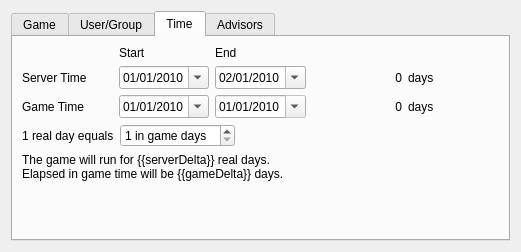
First picture: the form in ui/EditScenarioForm.ui, repository dmzdev/stance, before the edit.
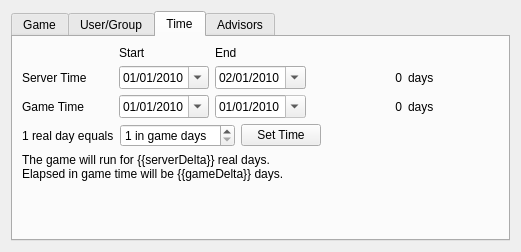
Second picture: the form after the edit. The open tabs and pages were chosen to show the change.

Commit message: Game time fix.

Patch:
```diff
--- a/ui/EditScenarioForm.ui
+++ b/ui/EditScenarioForm.ui
@@ -373,6 +373,13 @@
            </property>
           </widget>
          </item>
+         <item>
+          <widget class="QPushButton" name="setTimeButton">
+           <property name="text">
+            <string>Set Time</string>
+           </property>
+          </widget>
+         </item>
          <item>
           <spacer name="horizontalSpacer">
            <property name="orientation">
```
The commit also changes 1 other file.
